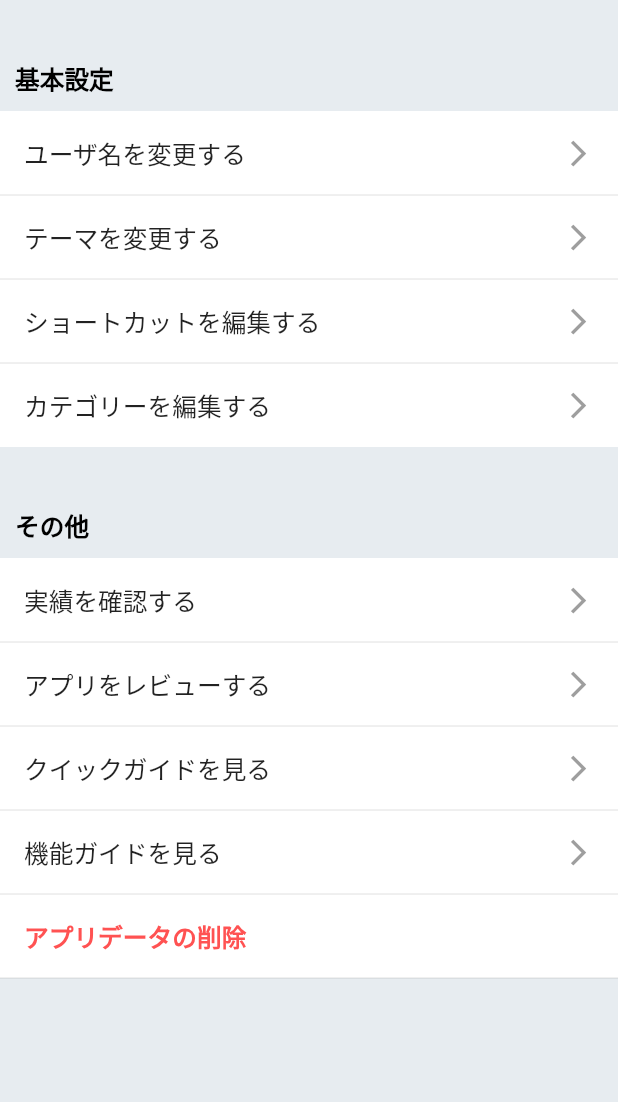
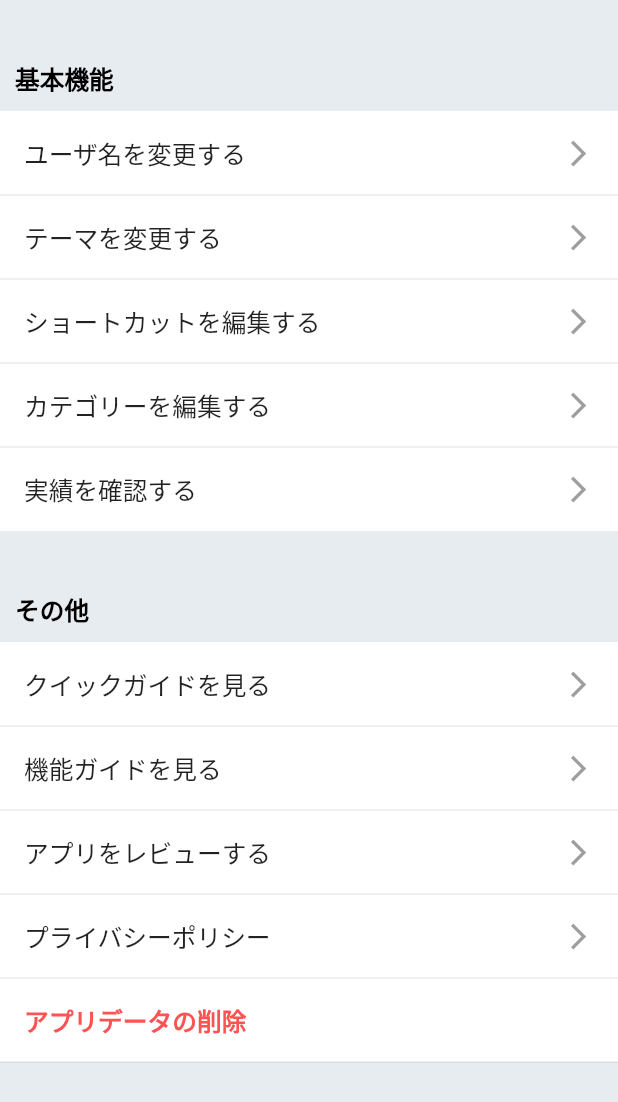
Before and after one commit to thoth000/zikanri, a Flutter app: the SettingPage widget shown alone on an empty page, opened directly, on a phone screen of 412 x 824 dp. Shown: the top 1102 px of the screen. Run offline on Flutter 3.47's test engine with Material 2 defaults, Android fonts, the phone set to English and light mode, and no system bars; our stand-ins replace flutter_local_notifications, flutter_swiper, hive, hive_flutter, package_info, vibration; missing offline and left inert: esys_flutter_share, flutter_circular_chart, launch_review; accounts and stored records are empty.

Commit message:
プライバシーポリシー追加

```diff
--- a/lib/setting/setting.dart
+++ b/lib/setting/setting.dart
@@ -6,6 +6,7 @@ import 'package:provider/provider.dart';
 import 'package:zikanri/category/category.dart';
 import 'package:zikanri/guide/feature_guide.dart';
 import 'package:zikanri/guide/quick_guide.dart';
+import 'package:zikanri/setting/privacy.dart';
 
 import '../data.dart';
 import 'profile.dart';
@@ -44,7 +45,7 @@ class SettingPage extends StatelessWidget {
           Padding(
             padding: const EdgeInsets.all(10.0),
             child: Text(
-              '基本設定',
+              '基本機能',
               style: TextStyle(
                 fontSize: FontSize.xsmall,
                 fontWeight: FontWeight.bold,
@@ -146,26 +147,9 @@ class SettingPage extends StatelessWidget {
                     );
                   },
                 ),
-              ],
+                const Divider(
+                  height: 0,
                 ),
-          ),
-          const SizedBox(
-            height: 30,
-          ),
-          Padding(
-            padding: const EdgeInsets.all(10.0),
-            child: Text(
-              'その他',
-              style: TextStyle(
-                fontSize: FontSize.xsmall,
-                fontWeight: FontWeight.bold,
-              ),
-            ),
-          ),
-          Container(
-            color: theme.isDark ? Color(0XFF424242) : Colors.white,
-            child: Column(
-              children: <Widget>[
                 ListTile(
                   title: Text(
                     '実績を確認する',
@@ -187,29 +171,26 @@ class SettingPage extends StatelessWidget {
                     );
                   },
                 ),
-                const Divider(
-                  height: 0,
+              ],
             ),
-                ListTile(
-                  title: Text(
-                    'アプリをレビューする',
+          ),
+          const SizedBox(
+            height: 30,
+          ),
+          Padding(
+            padding: const EdgeInsets.all(10.0),
+            child: Text(
+              'その他',
               style: TextStyle(
                 fontSize: FontSize.xsmall,
+                fontWeight: FontWeight.bold,
               ),
             ),
-                  trailing: Icon(
-                    Icons.arrow_forward_ios,
-                    color: Colors.grey,
-                    size: displaySize.width / 20,
           ),
-                  onTap: () {
-                    LaunchReview.launch(
-                        androidAppId: "com.thoth000.zikanri_app");
-                  },
-                ),
-                const Divider(
-                  height: 0,
-                ),
+          Container(
+            color: theme.isDark ? Color(0XFF424242) : Colors.white,
+            child: Column(
+              children: <Widget>[
                 ListTile(
                   title: Text(
                     'クイックガイドを見る',
@@ -251,6 +232,50 @@ class SettingPage extends StatelessWidget {
                       context,
                       _createRoute(
                         FeatureGuide(),
+                      ),
+                    );
+                  },
+                ),
+                const Divider(
+                  height: 0,
+                ),
+                ListTile(
+                  title: Text(
+                    'アプリをレビューする',
+                    style: TextStyle(
+                      fontSize: FontSize.xsmall,
+                    ),
+                  ),
+                  trailing: Icon(
+                    Icons.arrow_forward_ios,
+                    color: Colors.grey,
+                    size: displaySize.width / 20,
+                  ),
+                  onTap: () {
+                    LaunchReview.launch(
+                        androidAppId: "com.thoth000.zikanri_app");
+                  },
+                ),
+                const Divider(
+                  height: 0,
+                ),
+                ListTile(
+                  title: Text(
+                    'プライバシーポリシー',
+                    style: TextStyle(
+                      fontSize: FontSize.xsmall,
+                    ),
+                  ),
+                  trailing: Icon(
+                    Icons.arrow_forward_ios,
+                    color: Colors.grey,
+                    size: displaySize.width / 20,
+                  ),
+                  onTap: () {
+                    Navigator.push(
+                      context,
+                      _createRoute(
+                        PrivacyPage(),
                       ),
                     );
                   },
--- a/pubspec.yaml
+++ b/pubspec.yaml
@@ -1,6 +1,6 @@
 name: zikanri
 description: A new Flutter application.
-version: 1.2.0+7
+version: 1.3.0+8
 
 environment:
   sdk: ">=2.2.2 <3.0.0"
```
Also changed, not shown: lib/category/category_edit.dart (+2 -20 lines), lib/guide/feature_guide.dart (+2 -21 lines), lib/guide/quick_guide.dart (+2 -21 lines), lib/parts/general_app_bar.dart (added, +24 -0 lines), lib/setting/privacy.dart (added, +45 -0 lines). Lines whose indentation alone changed are shown as unchanged.
